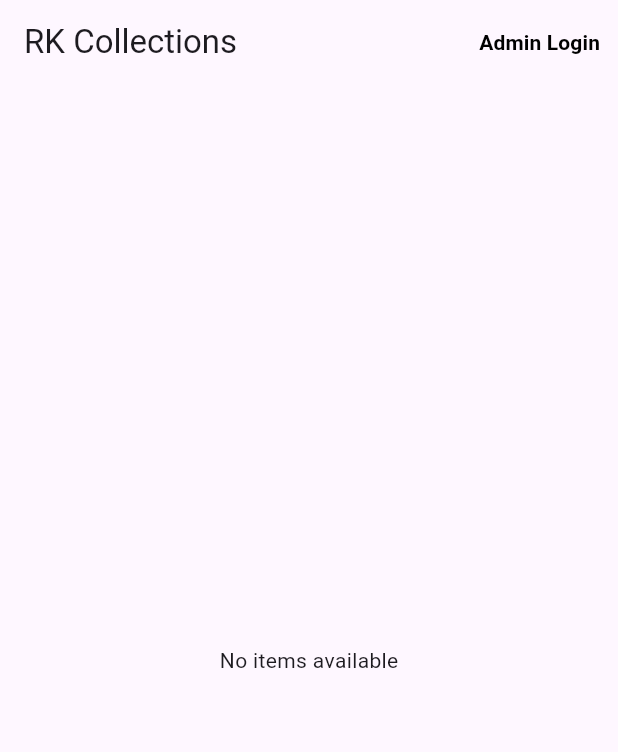
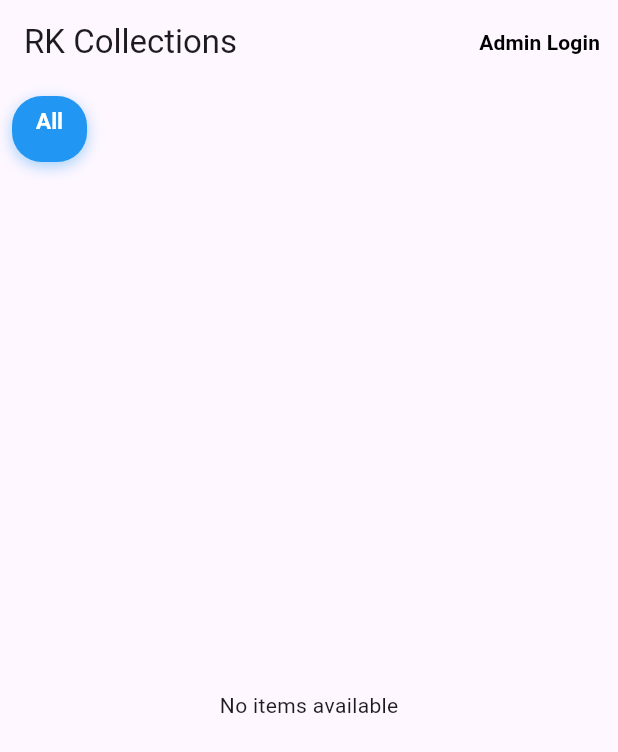
Before and after one commit to SairamYaragogu/saree_store, a Flutter app: the screen it shows after launch, on a phone screen of 412 x 824 dp. Shown: the top 752 px of the screen. Run offline on Flutter 3.47's test engine with Material 3 defaults, Android fonts, the light colour scheme and no system bars; our stand-ins replace cloud_firestore, csv, file_picker, firebase_core; missing offline and left inert: excel; accounts and stored records are empty.

Commit message:
Added category filter chips at top of the Product list screen.

```diff
--- a/lib/user_items.dart
+++ b/lib/user_items.dart
@@ -1,13 +1,39 @@
 import 'package:flutter/material.dart';
 import 'package:cloud_firestore/cloud_firestore.dart';
 import 'package:saree_business/admin_login.dart';
+
 
 class UserItems extends StatefulWidget {
   @override
   _UserItemsState createState() => _UserItemsState();
 }
 
-class _UserItemsState extends State<UserItems> {
+class _UserItemsState extends State<UserItems> with SingleTickerProviderStateMixin {
+  String selectedCategory = "All";
+  List<String> categories = ["All"];
+  int fadeKey = 0; // 🔹 To trigger fade animation on category change
+
+  @override
+  void initState() {
+    super.initState();
+    fetchCategories();
+  }
+
+  /// 🔹 Fetch unique categories from Firestore
+  Future<void> fetchCategories() async {
+    final snapshot = await FirebaseFirestore.instance.collection('stock').get();
+
+    final uniqueCategories = snapshot.docs
+        .map((doc) => doc['category']?.toString() ?? "")
+        .where((c) => c.isNotEmpty)
+        .toSet()
+        .toList();
+
+    setState(() {
+      categories = ["All", ...uniqueCategories];
+    });
+  }
+
   @override
   Widget build(BuildContext context) {
     double screenWidth = MediaQuery.of(context).size.width;
@@ -17,16 +43,16 @@ class _UserItemsState extends State<UserItems> {
     if (screenWidth < 600) {
       crossAxisCount = 2; // Mobile
     } else if (screenWidth < 1024) {
-      crossAxisCount = 3; // Small tablet / small web
+      crossAxisCount = 3; // Tablet / small web
     } else if (screenWidth < 1440) {
-      crossAxisCount = 4; // Large screen / desktop
+      crossAxisCount = 4; // Large desktop
     } else {
       crossAxisCount = 5; // Very large desktop
     }
 
     return Scaffold(
       appBar: AppBar(
-        title: Text('RK Collections'),
+        title: const Text('RK Collections'),
         actions: [
           TextButton(
             onPressed: () {
@@ -35,7 +61,7 @@ class _UserItemsState extends State<UserItems> {
                 MaterialPageRoute(builder: (_) => AdminLogin()),
               );
             },
-            child: Text(
+            child: const Text(
               'Admin Login',
               style: TextStyle(
                 color: Colors.black,
@@ -45,32 +71,102 @@ class _UserItemsState extends State<UserItems> {
           ),
         ],
       ),
-      body: StreamBuilder<QuerySnapshot>(
-        stream: FirebaseFirestore.instance
+      body: Column(
+        children: [
+          // 🔹 Animated Horizontal Category Chips
+          Container(
+            height: 60,
+            alignment: Alignment.centerLeft,
+            padding: const EdgeInsets.symmetric(vertical: 8),
+            child: ListView.separated(
+              scrollDirection: Axis.horizontal,
+              padding: const EdgeInsets.symmetric(horizontal: 8),
+              itemCount: categories.length,
+              separatorBuilder: (_, __) => const SizedBox(width: 8),
+              itemBuilder: (context, index) {
+                final category = categories[index];
+                final isSelected = selectedCategory == category;
+
+                return GestureDetector(
+                  onTap: () {
+                    setState(() {
+                      selectedCategory = category;
+                      fadeKey++; // 🔹 Trigger fade animation for grid
+                    });
+                  },
+                  child: AnimatedContainer(
+                    duration: const Duration(milliseconds: 250),
+                    curve: Curves.easeInOut,
+                    padding: const EdgeInsets.symmetric(horizontal: 16, vertical: 8),
+                    decoration: BoxDecoration(
+                      color: isSelected ? Colors.blue : Colors.grey[200],
+                      borderRadius: BorderRadius.circular(20),
+                      boxShadow: isSelected
+                          ? [
+                        BoxShadow(
+                          color: Colors.blue.withOpacity(0.4),
+                          blurRadius: 8,
+                          offset: const Offset(0, 3),
+                        )
+                      ]
+                          : [],
+                    ),
+                    child: AnimatedDefaultTextStyle(
+                      duration: const Duration(milliseconds: 200),
+                      style: TextStyle(
+                        color: isSelected ? Colors.white : Colors.black87,
+                        fontWeight: FontWeight.bold,
+                        fontSize: isSelected ? 15 : 14,
+                      ),
+                      child: Text(category),
+                    ),
+                  ),
+                );
+              },
+            ),
+          ),
+
+          // 🔹 Items Grid with Fade Animation
+          Expanded(
+            child: StreamBuilder<QuerySnapshot>(
+              stream: (selectedCategory == "All")
+                  ? FirebaseFirestore.instance
                   .collection('stock')
+                  .orderBy('sno', descending: true)
+                  .snapshots()
+                  : FirebaseFirestore.instance
+                  .collection('stock')
+                  .where('category', isEqualTo: selectedCategory)
                   .orderBy('sno', descending: true)
                   .snapshots(),
               builder: (context, snapshot) {
                 if (snapshot.connectionState == ConnectionState.waiting) {
-            return Center(child: CircularProgressIndicator());
+                  return const Center(child: CircularProgressIndicator());
                 }
                 if (!snapshot.hasData || snapshot.data!.docs.isEmpty) {
-            return Center(child: Text('No items available'));
+                  return const Center(child: Text('No items available'));
                 }
 
-          final sarees = snapshot.data!.docs;
+                final items = snapshot.data!.docs;
 
-          return GridView.builder(
+                return AnimatedSwitcher(
+                  duration: const Duration(milliseconds: 400),
+                  switchInCurve: Curves.easeIn,
+                  switchOutCurve: Curves.easeOut,
+                  key: ValueKey(fadeKey), // 🔹 Trigger rebuild for fade
+                  child: GridView.builder(
+                    key: ValueKey(selectedCategory), // 🔹 Unique key for fade effect
                     padding: const EdgeInsets.all(8),
-            gridDelegate: const SliverGridDelegateWithMaxCrossAxisExtent(
+                    gridDelegate:
+                    const SliverGridDelegateWithMaxCrossAxisExtent(
                       maxCrossAxisExtent: 250, // 🔹 Max width per item
                       mainAxisSpacing: 12,
                       crossAxisSpacing: 12,
-              mainAxisExtent: 240, // 🔹 Fixed card height instead of aspect ratio
+                      mainAxisExtent: 240, // 🔹 Fixed card height
                     ),
-            itemCount: sarees.length,
+                    itemCount: items.length,
                     itemBuilder: (context, index) {
-              final saree = sarees[index];
+                      final item = items[index];
 
                       return Card(
                         shape: RoundedRectangleBorder(
@@ -83,27 +179,31 @@ class _UserItemsState extends State<UserItems> {
                           children: [
                             // 🔹 Product Image
                             ClipRRect(
-                      borderRadius: const BorderRadius.vertical(top: Radius.circular(12)),
-                      child: saree['imageUrl'] != null &&
-                          saree['imageUrl'].toString().isNotEmpty
+                              borderRadius: const BorderRadius.vertical(
+                                  top: Radius.circular(12)),
+                              child: item['imageUrl'] != null &&
+                                  item['imageUrl'].toString().isNotEmpty
                                   ? Image.network(
-                        saree['imageUrl'],
+                                item['imageUrl'],
                                 height: 120,
                                 width: double.infinity,
                                 fit: BoxFit.cover,
-                        errorBuilder: (context, error, stackTrace) =>
+                                errorBuilder:
+                                    (context, error, stackTrace) =>
                                     Container(
                                       height: 120,
                                       color: Colors.grey[300],
                                       alignment: Alignment.center,
-                              child: const Icon(Icons.broken_image, size: 50),
+                                      child: const Icon(Icons.broken_image,
+                                          size: 50),
                                     ),
                               )
                                   : Container(
                                 height: 120,
                                 color: Colors.grey[300],
                                 alignment: Alignment.center,
-                        child: const Icon(Icons.image, size: 50),
+                                child:
+                                const Icon(Icons.image, size: 50),
                               ),
                             ),
 
@@ -114,7 +214,7 @@ class _UserItemsState extends State<UserItems> {
                                 crossAxisAlignment: CrossAxisAlignment.start,
                                 children: [
                                   Text(
-                            saree['title'] ?? '',
+                                    item['title'] ?? '',
                                     maxLines: 1,
                                     overflow: TextOverflow.ellipsis,
                                     style: const TextStyle(
@@ -124,14 +224,16 @@ class _UserItemsState extends State<UserItems> {
                                   ),
                                   const SizedBox(height: 4),
                                   Text(
-                            saree['description'] ?? '',
+                                    item['description'] ?? '',
                                     maxLines: 2,
                                     overflow: TextOverflow.ellipsis,
-                            style: const TextStyle(fontSize: 12, color: Colors.black54),
+                                    style: const TextStyle(
+                                        fontSize: 12,
+                                        color: Colors.black54),
                                   ),
                                   const SizedBox(height: 4),
                                   Text(
-                            '₹${saree['price'] ?? 'N/A'}',
+                                    '₹${item['price'] ?? 'N/A'}',
                                     style: TextStyle(
                                       color: Colors.green[700],
                                       fontWeight: FontWeight.bold,
@@ -145,8 +247,12 @@ class _UserItemsState extends State<UserItems> {
                         ),
                       );
                     },
+                  ),
                 );
               },
+            ),
+          ),
+        ],
       ),
     );
   }
```
Also changed, not shown: lib/admin_panel.dart (+6 -4 lines). Lines whose indentation alone changed are shown as unchanged.
